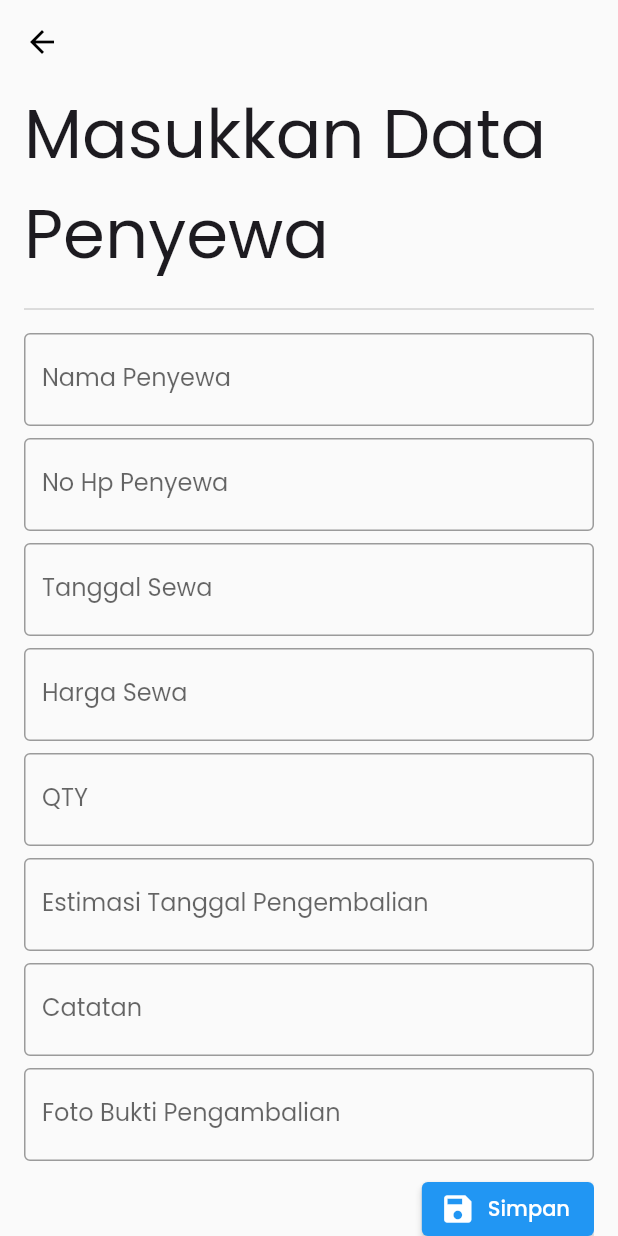
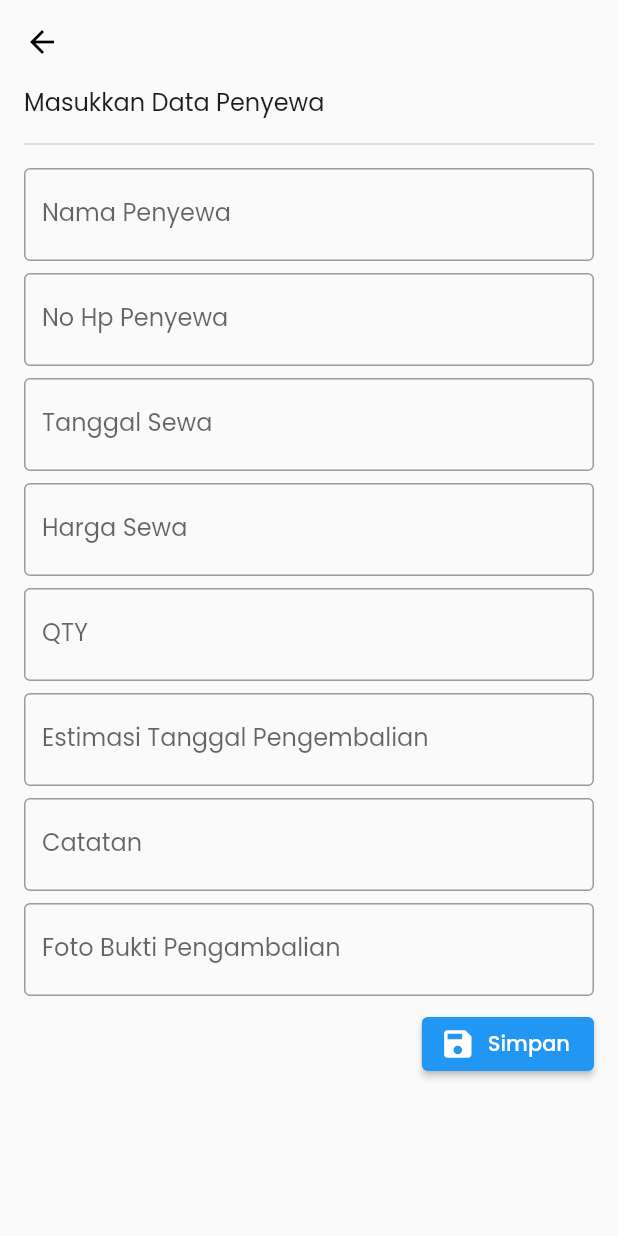
Before and after one commit to Whyu2/sewa_barang_client, a Flutter app: the RentFormPageContent screen opened directly with empty values, on a phone screen of 412 x 824 dp. Run offline on Flutter 3.47's test engine with Material 3 defaults, Android fonts, the phone set to English and light mode, and no system bars; drawn by our look-alikes of loader_overlay; our stand-ins replace bloc, cached_network_image, dio, flutter_bloc, flutter_secure_storage, formz and 7 more; missing offline and left inert: date_picker_plus, mobile_scanner, pretty_bloc_observer; accounts and stored records are empty; statements that could not run were skipped.

Commit message:
feat: update styling title form

```diff
--- a/lib/features/rent/pages/rent_form_page.dart
+++ b/lib/features/rent/pages/rent_form_page.dart
@@ -62,7 +62,7 @@ class _RentFormPageContentState extends State<RentFormPageContent> {
           children: <Widget>[
             Text(
               'Masukkan Data Penyewa',
-              style: Theme.of(context).textTheme.displaySmall,
+              style: Theme.of(context).textTheme.titleMedium,
             ),
             Divider(color: Colors.grey.shade400),
             const TextInputField(
```
